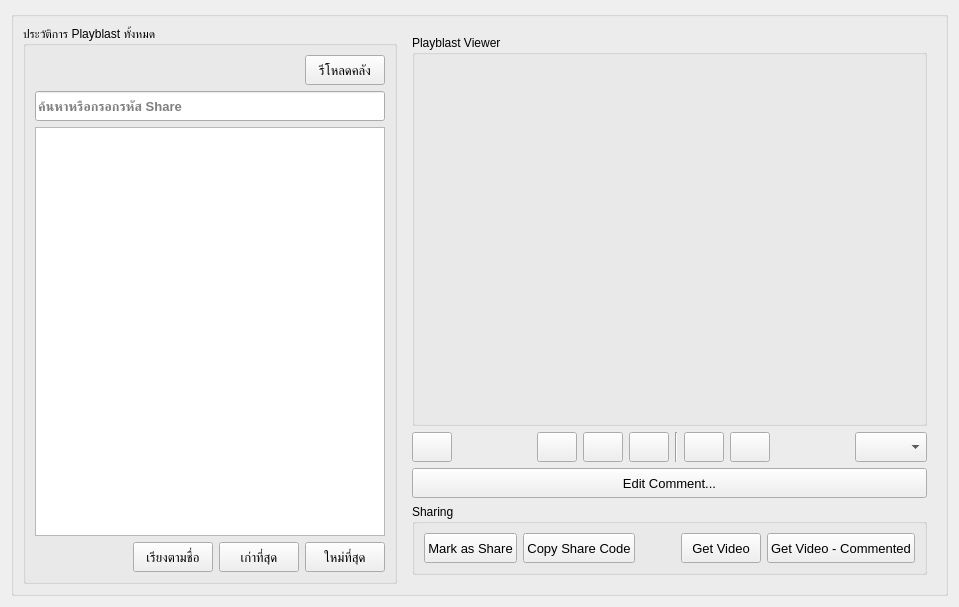
The window that interface/UkoreShotPage.ui (tonmaiart/UkoreShot) describes before a commit, drawn with Qt 5.
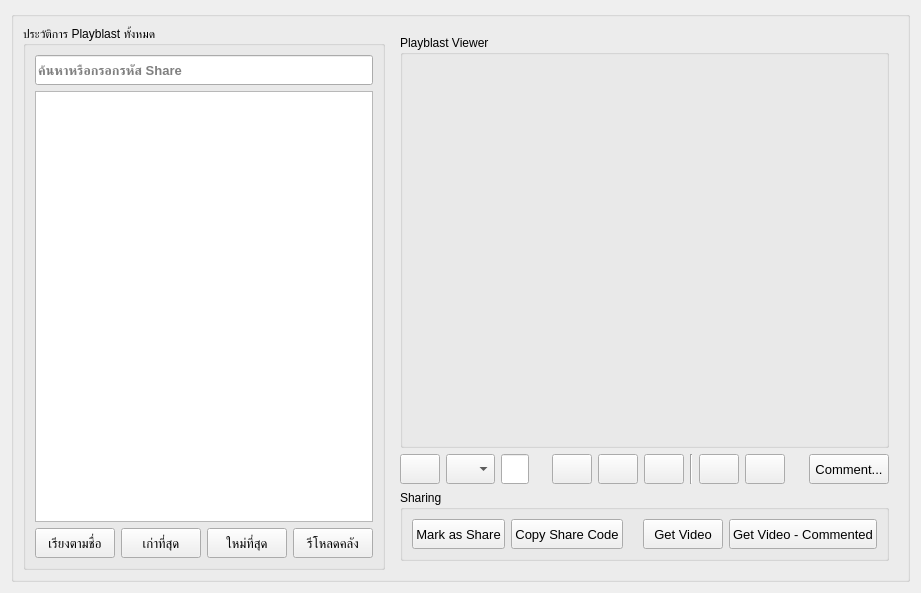
The same window after the commit.

What changed in the file:
```diff
--- a/interface/UkoreShotPage.ui
+++ b/interface/UkoreShotPage.ui
@@ -6,8 +6,8 @@
    <rect>
     <x>0</x>
     <y>0</y>
-    <width>959</width>
-    <height>607</height>
+    <width>921</width>
+    <height>593</height>
    </rect>
   </property>
   <property name="windowTitle">
@@ -26,21 +26,8 @@
          <string>ประวัติการ Playblast ทั้งหมด</string>
         </property>
         <layout class="QGridLayout" name="gridLayout_3">
-         <item row="3" column="0">
+         <item row="2" column="0">
           <layout class="QHBoxLayout" name="horizontalLayout_3">
-           <item>
-            <spacer name="horizontalSpacer">
-             <property name="orientation">
-              <enum>Qt::Horizontal</enum>
-             </property>
-             <property name="sizeHint" stdset="0">
-              <size>
-               <width>40</width>
-               <height>20</height>
-              </size>
-             </property>
-            </spacer>
-           </item>
            <item>
             <widget class="QPushButton" name="pushButton_sort_ascending">
              <property name="minimumSize">
@@ -95,9 +82,40 @@
              </property>
             </widget>
            </item>
+           <item>
+            <spacer name="horizontalSpacer">
+             <property name="orientation">
+              <enum>Qt::Horizontal</enum>
+             </property>
+             <property name="sizeHint" stdset="0">
+              <size>
+               <width>40</width>
+               <height>20</height>
+              </size>
+             </property>
+            </spacer>
+           </item>
+           <item>
+            <widget class="QPushButton" name="pushButton_reload">
+             <property name="minimumSize">
+              <size>
+               <width>0</width>
+               <height>30</height>
+              </size>
+             </property>
+             <property name="font">
+              <font>
+               <pointsize>10</pointsize>
+              </font>
+             </property>
+             <property name="text">
+              <string>รีโหลดคลัง</string>
+             </property>
+            </widget>
+           </item>
           </layout>
          </item>
-         <item row="1" column="0">
+         <item row="0" column="0">
           <widget class="QLineEdit" name="lineEdit_search_bar">
            <property name="minimumSize">
             <size>
@@ -117,7 +135,7 @@
            </property>
           </widget>
          </item>
-         <item row="2" column="0">
+         <item row="1" column="0">
           <widget class="QTableWidget" name="tableWidget_playblast_library">
            <property name="showGrid">
             <bool>false</bool>
@@ -127,41 +145,6 @@
            </attribute>
           </widget>
          </item>
-         <item row="0" column="0">
-          <layout class="QHBoxLayout" name="horizontalLayout_5">
-           <item>
-            <spacer name="horizontalSpacer_3">
-             <property name="orientation">
-              <enum>Qt::Horizontal</enum>
-             </property>
-             <property name="sizeHint" stdset="0">
-              <size>
-               <width>40</width>
-               <height>20</height>
-              </size>
-             </property>
-            </spacer>
-           </item>
-           <item>
-            <widget class="QPushButton" name="pushButton_reload">
-             <property name="minimumSize">
-              <size>
-               <width>0</width>
-               <height>30</height>
-              </size>
-             </property>
-             <property name="font">
-              <font>
-               <pointsize>10</pointsize>
-              </font>
-             </property>
-             <property name="text">
-              <string>รีโหลดคลัง</string>
-             </property>
-            </widget>
-           </item>
-          </layout>
-         </item>
         </layout>
        </widget>
       </item>
@@ -171,7 +154,7 @@
          <item row="0" column="0">
           <layout class="QVBoxLayout" name="verticalLayout_3">
            <item>
-            <layout class="QVBoxLayout" name="verticalLayout_2" stretch="10,0,0">
+            <layout class="QVBoxLayout" name="verticalLayout_2" stretch="10,0">
              <item>
               <widget class="QGroupBox" name="groupBox_playblast_viewer">
                <property name="title">
@@ -194,6 +177,32 @@
                  </property>
                 </widget>
                </item>
+               <item>
+                <widget class="QComboBox" name="comboBox_speed">
+                 <property name="minimumSize">
+                  <size>
+                   <width>40</width>
+                   <height>30</height>
+                  </size>
+                 </property>
+                </widget>
+               </item>
+               <item>
+                <widget class="QLineEdit" name="lineEdit_keyframe">
+                 <property name="minimumSize">
+                  <size>
+                   <width>0</width>
+                   <height>30</height>
+                  </size>
+                 </property>
+                 <property name="maximumSize">
+                  <size>
+                   <width>50</width>
+                   <height>16777215</height>
+                  </size>
+                 </property>
+                </widget>
+               </item>
                <item>
                 <spacer name="horizontalSpacer_4">
                  <property name="orientation">
@@ -293,20 +302,6 @@
                 </spacer>
                </item>
                <item>
-                <widget class="QComboBox" name="comboBox_speed">
-                 <property name="minimumSize">
-                  <size>
-                   <width>40</width>
-                   <height>30</height>
-                  </size>
-                 </property>
-                </widget>
-               </item>
-              </layout>
-             </item>
-             <item>
-              <layout class="QHBoxLayout" name="horizontalLayout_2">
-               <item>
                 <widget class="QPushButton" name="pushButton_comment">
                  <property name="minimumSize">
                   <size>
@@ -320,7 +315,7 @@
                   </font>
                  </property>
                  <property name="text">
-                  <string>Edit Comment...</string>
+                  <string>Comment...</string>
                  </property>
                 </widget>
                </item>
```
